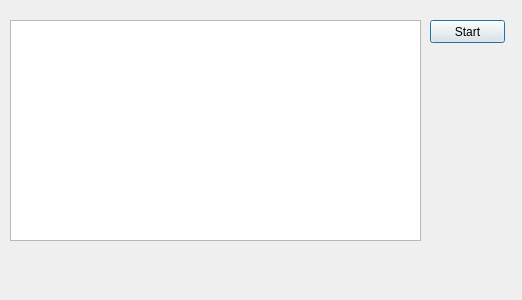
Above: nktimedialog.ui from nikolakn/TeamMatchStats before the change. Below: the same form after it.
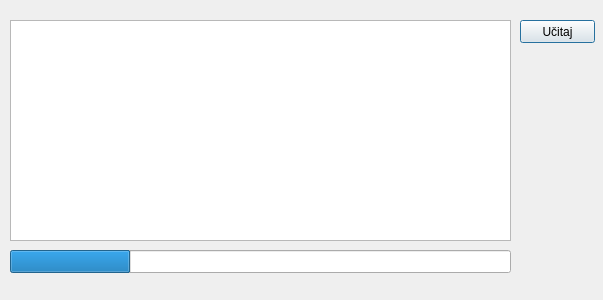
That is the form after the change.

Commit message: time dialog

What changed in the file:
```diff
--- a/nktimedialog.ui
+++ b/nktimedialog.ui
@@ -6,7 +6,7 @@
    <rect>
     <x>0</x>
     <y>0</y>
-    <width>522</width>
+    <width>603</width>
     <height>300</height>
    </rect>
   </property>
@@ -18,7 +18,7 @@
     <rect>
      <x>10</x>
      <y>20</y>
-     <width>411</width>
+     <width>501</width>
      <height>221</height>
     </rect>
    </property>
@@ -26,14 +26,30 @@
   <widget class="QPushButton" name="pushButton">
    <property name="geometry">
     <rect>
-     <x>430</x>
+     <x>520</x>
      <y>20</y>
      <width>75</width>
      <height>23</height>
     </rect>
    </property>
    <property name="text">
-    <string>Start</string>
+    <string>Učitaj</string>
+   </property>
+  </widget>
+  <widget class="QProgressBar" name="progressBar">
+   <property name="geometry">
+    <rect>
+     <x>10</x>
+     <y>250</y>
+     <width>501</width>
+     <height>23</height>
+    </rect>
+   </property>
+   <property name="value">
+    <number>24</number>
+   </property>
+   <property name="textVisible">
+    <bool>false</bool>
    </property>
   </widget>
  </widget>
```
The commit also changes 4 other files.
